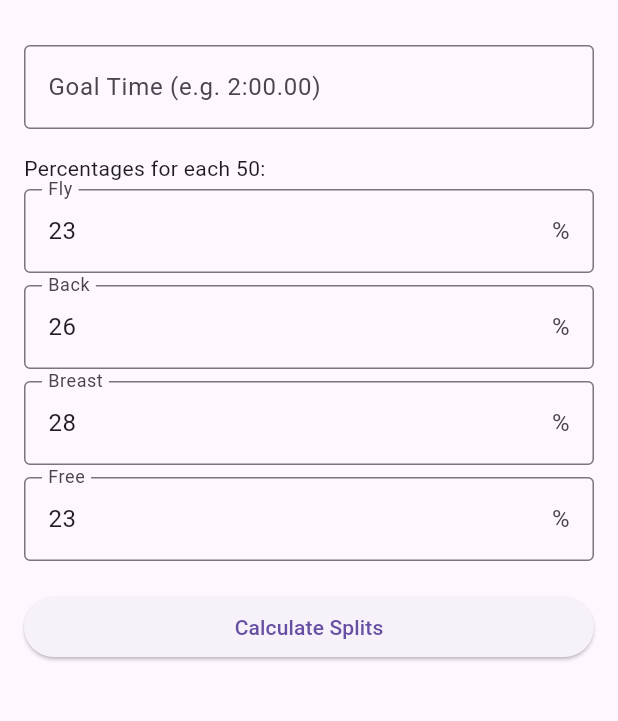
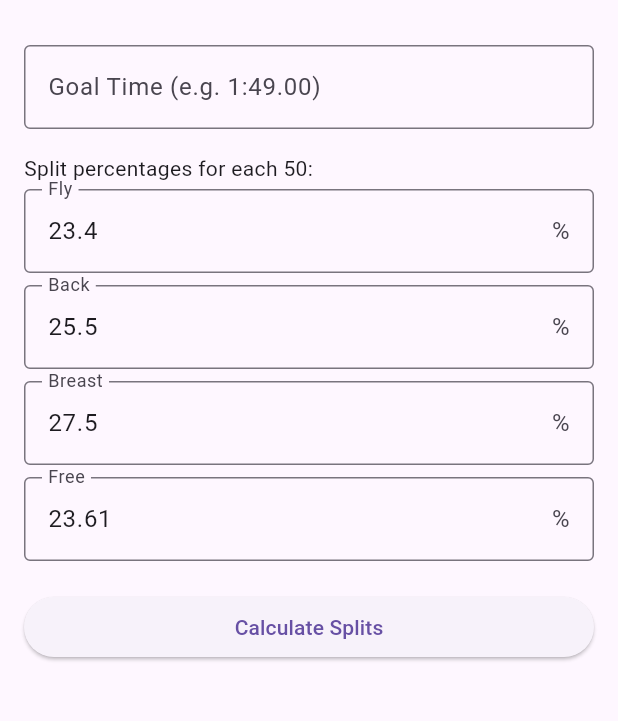
Before and after one commit to isabelleashapiro/mo_200im_calculator, a Flutter app: the screen it shows after launch, on a phone screen of 412 x 824 dp, the part 63-784 px from its top. Run offline on Flutter 3.47's test engine with Material 3 defaults, Android fonts, the phone set to English and light mode, and no system bars.

```diff
--- a/lib/main.dart
+++ b/lib/main.dart
@@ -27,10 +27,10 @@ class SplitCalculator extends StatefulWidget {
 class _SplitCalculatorState extends State<SplitCalculator> {
   final TextEditingController _goalTimeController = TextEditingController();
   final List<TextEditingController> _percentControllers = [
-    TextEditingController(text: "23"),
-    TextEditingController(text: "26"),
-    TextEditingController(text: "28"),
-    TextEditingController(text: "23"),
+    TextEditingController(text: "23.4"),
+    TextEditingController(text: "25.5"),
+    TextEditingController(text: "27.5"),
+    TextEditingController(text: "23.61"),
   ];
   List<String> _results = [];
 
@@ -81,12 +81,12 @@ class _SplitCalculatorState extends State<SplitCalculator> {
             TextField(
               controller: _goalTimeController,
               decoration: const InputDecoration(
-                labelText: "Goal Time (e.g. 2:00.00)",
+                labelText: "Goal Time (e.g. 1:49.00)",
                 border: OutlineInputBorder(),
               ),
             ),
             const SizedBox(height: 16),
-            const Text("Percentages for each 50:"),
+            const Text("Split percentages for each 50:"),
             for (int i = 0; i < 4; i++)
               Padding(
                 padding: const EdgeInsets.symmetric(vertical: 4),
```
Also changed, not shown: 19 other files.
